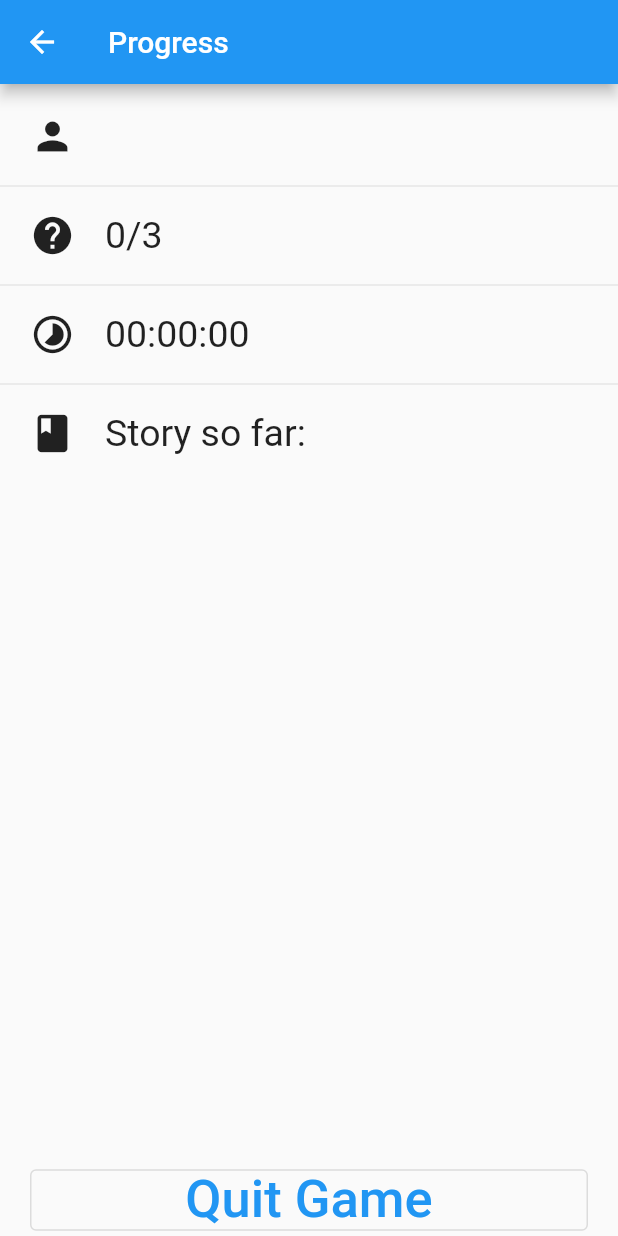
After one commit to ubilab-ws20/puzzle1, a Flutter app: the Puzzle1Screen screen opened directly, after a tap on the "menu book" icon, on a phone screen of 412 x 824 dp. The commit adds this screen. Run offline on Flutter 3.47's test engine with Material 2 defaults, Android fonts, the phone set to English and light mode, and no system bars; our stand-ins replace audioplayers, flutter_map, geolocator, latlong, numberpicker, page_transition and 1 more; missing offline and left inert: motion_sensors, user_location; statements that could not run were skipped.

Commit message:
Added screens for game progress & hints

```diff
--- a/lib/framework/game.dart
+++ b/lib/framework/game.dart
@@ -1,10 +1,12 @@
 import 'package:flutter/material.dart';
 import 'package:latlong/latlong.dart';
+import 'package:geolocator/geolocator.dart';
 import 'package:ubilab_scavenger_hunt/puzzle_base/puzzleBase.dart';
 import 'package:ubilab_scavenger_hunt/puzzle_1/puzzle1.dart';
 import 'package:ubilab_scavenger_hunt/puzzle_2/puzzle2.dart';
 import 'package:ubilab_scavenger_hunt/puzzle_3/puzzle3.dart';
 import 'storyWidget.dart';
+import 'hint.dart';
 
 enum gameState {
   none,
@@ -29,12 +31,19 @@ class Game {
 
   GlobalKey<StoryWidgetState> storyIntroWidgetyKey = GlobalKey();
   GlobalKey<StoryWidgetState> storyOutroWidgetyKey = GlobalKey();
-  List<String> gameStartTexts = ["Start 1", "Start 2", "Start 3"];
+  List<String> gameStartTexts = ["Game Start 1", "Game Start 2", "Game Start 3"];
 
   BuildContext _context;
   String _teamName = "";
   gameState _state = gameState.none;
   PuzzleBase _puzzle;
+
+  Stopwatch _stopWatch = Stopwatch();
+  List<String> _alreadyShownTexts = [];
+
+  List<Hint> _currentHints = [];
+  int _totalHints = 0;
+  int _hintsUsed = 0;
 
   Game() {
     _instance = this;
@@ -58,6 +67,49 @@ class Game {
     _teamName = teamName;
   }
 
+  /// Getter for team name.
+  String getTeamName() {
+    return _teamName;
+  }
+
+  /// Getter for already played time formatted as a string.
+  String getAlreadyPlayedTime() {
+    var secs = _stopWatch.elapsedMilliseconds ~/ 1000;
+    var hours = (secs ~/ 3600).toString().padLeft(2, '0');
+    var minutes = ((secs % 3600) ~/ 60).toString().padLeft(2, '0');
+    var seconds = (secs % 60).toString().padLeft(2, '0');
+    return "$hours:$minutes:$seconds";
+  }
+
+  /// Getter for already used hints as a string.
+  String getAlreadyUsedHints() {
+    return "$_hintsUsed/$_totalHints";
+  }
+
+  /// Getter for already shown texts.
+  List<String> getAlreadyShownTexts() {
+    return _alreadyShownTexts;
+  }
+
+  /// Getter for currently available hints.
+  List<Hint> getCurrentHints() {
+    return _currentHints;
+  }
+
+  /// Updates the current list of hints.
+  void updateCurrentHints(List<String> hintTexts) {
+    _currentHints.clear();
+    for (String text in hintTexts) {
+      _currentHints.add(Hint(text));
+    }
+    _totalHints += _currentHints.length;
+  }
+
+  /// Increase the counter of used hints.
+  void useHint() {
+    _hintsUsed += 1;
+  }
+
   /// To start the game resp. the state machine.
   bool start() {
     if (_state != gameState.none) {
@@ -66,6 +118,8 @@ class Game {
     print("Game started with teamname: " + _teamName);
     _state = gameState.none;
     _puzzle = null;
+    _stopWatch.start();
+    _alreadyShownTexts.addAll(gameStartTexts);
     nextState();
     return true;
   }
@@ -76,11 +130,28 @@ class Game {
     _teamName = "";
     _state = gameState.none;
     _puzzle = null;
+    _stopWatch.reset();
+    _alreadyShownTexts.clear();
+    _currentHints.clear();
+    _totalHints = 0;
+    _hintsUsed = 0;
   }
 
   /// Callback for map when location of player changed.
   void onLocationChanged(LatLng coords) {
     print("Location changed.");
+    if ((_puzzle == null) || !isSearchingForPuzzle()) {
+      return;
+    }
+    LatLng pCoords = _puzzle.getStartLocation();
+    double distance = Geolocator.distanceBetween(coords.latitude, coords.longitude, pCoords.latitude, pCoords.longitude);
+    if (distance <= 10) {
+      // Uncomment this to try real puzzle location check.
+      /*nextState();
+      _puzzle.setFinishedCallback(onPuzzleFinished);
+      storyIntroWidgetyKey.currentState.show(_puzzle.getIntroTexts(), onStartPuzzle, true);
+      _alreadyShownTexts.addAll(_puzzle.getIntroTexts());*/
+    }
   }
 
   /// Callback for starting a puzzle after the intro text was displayed.
@@ -99,6 +170,7 @@ class Game {
     }
     nextState();
     storyOutroWidgetyKey.currentState.show(_puzzle.getOutroTexts(), nextState, false);
+    _alreadyShownTexts.addAll(_puzzle.getOutroTexts());
     _puzzle = null;
   }
 
@@ -107,25 +179,43 @@ class Game {
     if (_state.index < (gameState.values.length - 1)) {
       _state = gameState.values[_state.index + 1];
     }
+    if (_state == gameState.searchPuzzle1) {
+      _puzzle = Puzzle1.getInstance();
+    } else if (_state == gameState.searchPuzzle2) {
+      _puzzle = Puzzle2.getInstance();
+    } else if (_state == gameState.searchPuzzle3) {
+      _puzzle = Puzzle3();
+    }
+    _currentHints.clear();
+    if ((_puzzle != null) && isSearchingForPuzzle()) {
+      updateCurrentHints(_puzzle.getPuzzleSearchHints());
+    }
     _testPrintState();
+  }
+
+  /// Checks if the player is currently searching for one of the puzzles.
+  bool isSearchingForPuzzle() {
+    switch (_state) {
+      case gameState.searchPuzzle1:
+      case gameState.searchPuzzle2:
+      case gameState.searchPuzzle3:
+        return true;
+      default:
+        return false;
+    }
   }
 
   // Functions for development & testing
 
   /// Test callback for reaching the location for puzzle 1.
   void testOnPuzzleLocation() {
-    if (_state == gameState.searchPuzzle1) {
-      _puzzle = Puzzle1.getInstance();
-    } else if (_state == gameState.searchPuzzle2) {
-      _puzzle = Puzzle2();
-    } else if (_state == gameState.searchPuzzle3) {
-      _puzzle = Puzzle3();
-    } else {
+    if (!isSearchingForPuzzle()) {
       return;
     }
     nextState();
     _puzzle.setFinishedCallback(onPuzzleFinished);
     storyIntroWidgetyKey.currentState.show(_puzzle.getIntroTexts(), onStartPuzzle, true);
+    _alreadyShownTexts.addAll(_puzzle.getIntroTexts());
   }
 
   void _testPrintState() {
--- /dev/null
+++ b/lib/framework/gameMenuScreen.dart
@@ -0,0 +1,235 @@
+import 'package:flutter/material.dart';
+import 'dart:async';
+import 'game.dart';
+
+const String stringProgress = "Progress";
+const String stringQuitGame = "Quit Game";
+const String stringReallyQuit = "Are you sure you want to quit and give up?";
+const String stringQuit = "Quit";
+const String stringCancel = "Cancel";
+const String stringStorySoFar = "Story so far:";
+
+/// Method to get the game menu icon button s.t. it always looks the same.
+Widget gameMenuIconButton(BuildContext context) {
+  return IconButton(
+    icon: Icon(
+      Icons.menu_book_outlined,
+      color: Colors.white,
+    ),
+    onPressed: () {
+      Navigator.of(context).push(
+        MaterialPageRoute<void>(
+          builder: (BuildContext context) {
+            return GameMenuScreen();
+          }
+        )
+      );
+    },
+  );
+}
+
+class GameMenuScreen extends StatefulWidget {
+  @override
+  _GameMenuScreenState createState() => _GameMenuScreenState();
+}
+
+class _GameMenuScreenState extends State<GameMenuScreen> {
+  Timer _timer;
+
+  @override
+  void initState() {
+    super.initState();
+    _timer = new Timer.periodic(new Duration(milliseconds: 25), (timer) {
+      setState(() {});
+    });
+  }
+
+  @override
+  Widget build(BuildContext context) {
+    return Scaffold(
+      appBar: AppBar(
+        title: Text(stringProgress),
+      ),
+      body: SafeArea(
+        child: Column(
+          mainAxisAlignment: MainAxisAlignment.center,
+          crossAxisAlignment: CrossAxisAlignment.stretch,
+          children: <Widget>[
+            _teamName(),
+            Divider(),
+            _alreadyUsedHints(),
+            Divider(),
+            _alreadyPlayedTime(),
+            Divider(),
+            _storySoFar(),
+            _alreadyShownTexts(),
+            _quitGameButton(context),
+          ],
+        ),
+      ),
+    );
+  }
+
+  @override
+  void dispose() {
+    _timer.cancel();
+    super.dispose();
+  }
+
+  /// Callback when quit game is pressed.
+  void _onQuitGamePressed(BuildContext context) {
+    showDialog(
+      context: context,
+      builder: (BuildContext context){
+        return AlertDialog(
+          title: Text(
+            stringReallyQuit,
+            textAlign: TextAlign.center,
+          ),
+          actions: <Widget>[
+            FlatButton(
+              child: Text(stringCancel),
+              onPressed: () {
+                Navigator.of(context).pop();
+              }
+            ),
+            FlatButton(
+              child: Text(stringQuit),
+              onPressed: () {
+                Game.getInstance().reset();
+                Navigator.pushNamedAndRemoveUntil(context, '/', (r) => false);
+              },
+            ),
+          ],
+        );
+      },
+    );
+  }
+
+  /// Container with game menu team name entry.
+  Widget _teamName() {
+    String teamName = Game.getInstance().getTeamName();
+    return Container(
+      margin: EdgeInsets.only(top: 20.0, left: 20.0, right: 20.0, bottom: 10.0),
+      child: Row(
+        children: <Widget>[
+          Container(
+            margin: EdgeInsets.only(right: 20.0),
+            child: Icon(
+              Icons.person,
+              size: 30.0,
+            ),
+          ),
+          Text(
+            teamName,
+            style: TextStyle(fontSize: 25.0),
+          ),
+        ],
+      ),
+    );
+  }
+
+  /// Container with game menu already played time entry.
+  Widget _alreadyPlayedTime() {
+    String teamName = Game.getInstance().getAlreadyPlayedTime();
+    return Container(
+      margin: EdgeInsets.only(top: 10.0, left: 20.0, right: 20.0, bottom: 10.0),
+      child: Row(
+        children: <Widget>[
+          Container(
+            margin: EdgeInsets.only(right: 20.0),
+            child: Icon(
+              Icons.timelapse,
+              size: 30.0,
+            ),
+          ),
+          Text(
+            teamName,
+            style: TextStyle(fontSize: 25.0),
+          ),
+        ],
+      ),
+    );
+  }
+
+  /// Container with game menu team name entry.
+  Widget _alreadyUsedHints() {
+    String usedHints = Game.getInstance().getAlreadyUsedHints();
+    return Container(
+      margin: EdgeInsets.only(top: 10.0, left: 20.0, right: 20.0, bottom: 10.0),
+      child: Row(
+        children: <Widget>[
+          Container(
+            margin: EdgeInsets.only(right: 20.0),
+            child: Icon(
+              Icons.help,
+              size: 30.0,
+            ),
+          ),
+          Text(
+            usedHints,
+            style: TextStyle(fontSize: 25.0),
+          ),
+        ],
+      ),
+    );
+  }
+
+  /// Container with story so far entry.
+  Widget _storySoFar() {
+    return Container(
+      margin: EdgeInsets.only(top: 10.0, left: 20.0, right: 20.0, bottom: 30.0),
+      child: Row(
+        children: <Widget>[
+          Container(
+            margin: EdgeInsets.only(right: 20.0),
+            child: Icon(
+              Icons.book,
+              size: 30.0,
+            ),
+          ),
+          Text(
+            stringStorySoFar,
+            style: TextStyle(fontSize: 25.0),
+          ),
+        ],
+      ),
+    );
+  }
+
+  /// Expanded Container with all already shown story texts.
+  Widget _alreadyShownTexts() {
+    String wholeText = "";
+    List<String> texts = Game.getInstance().getAlreadyShownTexts();
+    for (String text in texts) {
+      wholeText += text + "\n\n";
+    }
+    return Expanded(
+      child: Container(
+        margin: EdgeInsets.only(left: 40.0, right: 40.0, bottom: 30.0),
+        child: Scrollbar(
+          child: SingleChildScrollView(
+            child: Text(
+              wholeText,
+              style: TextStyle(fontSize: 15.0),
+            ),
+          ),
+        ),
+      ),
+    );
+  }
+
+  /// Quit game button.
+  Widget _quitGameButton(BuildContext context) {
+    return Container(
+      margin: EdgeInsets.only(left: 20.0, right: 20.0),
+      child: OutlinedButton(
+        child: Text(
+          stringQuitGame,
+          style: TextStyle(fontSize: 35.0),
+        ),
+        onPressed: () { _onQuitGamePressed(context); },
+      ),
+    );
+  }
+}
--- /dev/null
+++ b/lib/framework/hint.dart
@@ -0,0 +1,20 @@
+class Hint {
+  String _text;
+  bool _used = false;
+
+  Hint(String text) {
+    _text = text;
+  }
+
+  void setUsed() {
+    _used = true;
+  }
+
+  bool isUsed() {
+    return _used;
+  }
+
+  String getText() {
+    return _text;
+  }
+}
--- a/lib/puzzle_1/puzzle1.dart
+++ b/lib/puzzle_1/puzzle1.dart
@@ -6,6 +6,8 @@ import 'package:ubilab_scavenger_hunt/puzzle_1/puzzle1Screen.dart';
 
 class Puzzle1 extends PuzzleBase {
   static Puzzle1 _instance;
+
+  List<String> hintTexts = ["Puzzle 1 Hint 1", "Puzzle 1 Hint 2", "Puzzle 1 Hint 3"];
 
   Puzzle1() {
     _instance = this;
@@ -19,18 +21,27 @@ class Puzzle1 extends PuzzleBase {
     return _instance;
   }
 
+  @override
+  List<String> getPuzzleSearchHints() {
+    return ["Search Puzzle 1 Hint 1", "Search Puzzle 1 Hint 2", "Search Puzzle 1 Hint 3"];
+  }
+
+  @override
   LatLng getStartLocation() {
     return LatLng(48.012684, 7.835044);
   }
 
+  @override
   List<String> getIntroTexts() {
-    return ["Intro 1", "Intro 2", "Intro 3"];
+    return ["Puzzle 1 Intro 1", "Puzzle 1 Intro 2", "Puzzle 1 Intro 3"];
   }
 
+  @override
   List<String> getOutroTexts() {
-    return ["Outro 1", "Outro 2", "Outro 3"];
+    return ["Puzzle 1 Outro 1", "Puzzle 1 Outro 2", "Puzzle 1 Outro 3"];
   }
 
+  @override
   void startPuzzle(BuildContext context) {
     Navigator.of(context).push(
       PageTransition(
--- a/lib/puzzle_1/puzzle1Screen.dart
+++ b/lib/puzzle_1/puzzle1Screen.dart
@@ -1,8 +1,12 @@
 import 'package:flutter/material.dart';
+import 'package:flutter/services.dart';
 import 'package:numberpicker/numberpicker.dart';
 import 'package:audioplayers/audio_cache.dart';
 import 'package:audioplayers/audioplayers.dart';
 import 'package:ubilab_scavenger_hunt/puzzle_1/puzzle1.dart';
+import 'package:ubilab_scavenger_hunt/framework/gameMenuScreen.dart';
+import 'package:ubilab_scavenger_hunt/framework/hintScreen.dart';
+import 'package:ubilab_scavenger_hunt/framework/game.dart';
 
 // TODO:
 // - Add bluetooth beacon functionality
@@ -37,14 +41,23 @@ class _Puzzle1ScreenState extends State<Puzzle1Screen> {
 
   @override
   Widget build(BuildContext context) {
+    Game.getInstance().updateCurrentHints(Puzzle1.getInstance().hintTexts);
+    SystemChrome.setPreferredOrientations([
+      DeviceOrientation.portraitUp,
+    ]);
     return WillPopScope(
       onWillPop: () async => false,
       child: Scaffold(
         appBar: AppBar(
           title: Text(stringScreenName),
           automaticallyImplyLeading: false,
+          actions: [
+            hintIconButton(context),
+            gameMenuIconButton(context),
+          ],
         ),
-        body: Column(
+        body: SafeArea(
+          child: Column(
             mainAxisAlignment: MainAxisAlignment.center,
             children: <Widget>[
               _testSoundButtonRow1(),
@@ -57,7 +70,8 @@ class _Puzzle1ScreenState extends State<Puzzle1Screen> {
               Spacer(),
               Spacer(),
             ],
-        )
+          ),
+        ),
       ),
     );
   }
@@ -139,7 +153,7 @@ class _Puzzle1ScreenState extends State<Puzzle1Screen> {
   // Construction methods for parts of the screen
 
   /// Creates the first row of secret pickers.
-  Row _secretPickerRow1() {
+  Widget _secretPickerRow1() {
     return Row(
       mainAxisAlignment: MainAxisAlignment.center,
       children: <Widget>[
@@ -151,7 +165,7 @@ class _Puzzle1ScreenState extends State<Puzzle1Screen> {
   }
 
   /// Creates the second row of secret pickers.
-  Row _secretPickerRow2() {
+  Widget _secretPickerRow2() {
     return Row(
       mainAxisAlignment: MainAxisAlignment.center,
       children: <Widget>[
@@ -163,7 +177,7 @@ class _Puzzle1ScreenState extends State<Puzzle1Screen> {
   }
 
   /// Creates a single secret picker.
-  Container _secretPicker(Secret secret) {
+  Widget _secretPicker(Secret secret) {
     return Container(
       margin: EdgeInsets.all(5.0),
       child: NumberPicker.integer(
@@ -184,7 +198,7 @@ class _Puzzle1ScreenState extends State<Puzzle1Screen> {
   }
 
   /// Creates the open button for submitting the secrets.
-  Container _openButton() {
+  Widget _openButton() {
     return Container(
       margin: EdgeInsets.only(top: 30.0),
       child: OutlinedButton(
@@ -200,7 +214,7 @@ class _Puzzle1ScreenState extends State<Puzzle1Screen> {
   // Functions for development & testing
 
   /// Creates the first row of secret sound test buttons.
-  Row _testSoundButtonRow1() {
+  Widget _testSoundButtonRow1() {
     return Row(
       mainAxisAlignment: MainAxisAlignment.center,
       children: <Widget>[
@@ -212,7 +226,7 @@ class _Puzzle1ScreenState extends State<Puzzle1Screen> {
   }
 
   /// Creates the second row of secret sound test buttons.
-  Row _testSoundButtonRow2() {
+  Widget _testSoundButtonRow2() {
     return Row(
       mainAxisAlignment: MainAxisAlignment.center,
       children: <Widget>[
@@ -224,7 +238,7 @@ class _Puzzle1ScreenState extends State<Puzzle1Screen> {
   }
 
   /// Creates a test button with the specified text and callback function.
-  Container _testSoundButton(String buttonText, Function onButtonPressed) {
+  Widget _testSoundButton(String buttonText, Function onButtonPressed) {
     return Container(
       margin: const EdgeInsets.only(left: 5.0, right: 5.0),
       child: OutlinedButton(
@@ -235,7 +249,7 @@ class _Puzzle1ScreenState extends State<Puzzle1Screen> {
   }
 
   /// Creates a test button to quit and leave the puzzle.
-  Container _testQuitButton() {
+  Widget _testQuitButton() {
     return Container(
       margin: const EdgeInsets.only(left: 5.0, right: 5.0),
       child: OutlinedButton(
--- a/lib/puzzle_base/puzzleBase.dart
+++ b/lib/puzzle_base/puzzleBase.dart
@@ -8,6 +8,10 @@ abstract class PuzzleBase {
     this.onFinished = onFinished;
   }
 
+  List<String> getPuzzleSearchHints() {
+    return [];
+  }
+
   LatLng getStartLocation();
   List<String> getIntroTexts();
   List<String> getOutroTexts();
```
Also changed, not shown: lib/framework/framework.dart (+20 -4 lines), lib/framework/hintScreen.dart (added, +202 -0 lines), lib/framework/storyWidget.dart (+5 -5 lines), lib/main.dart (+14 -5 lines), pubspec.yaml (+4 -4 lines), pubspec.lock, 1 other file. Lines whose indentation alone changed are shown as unchanged.
